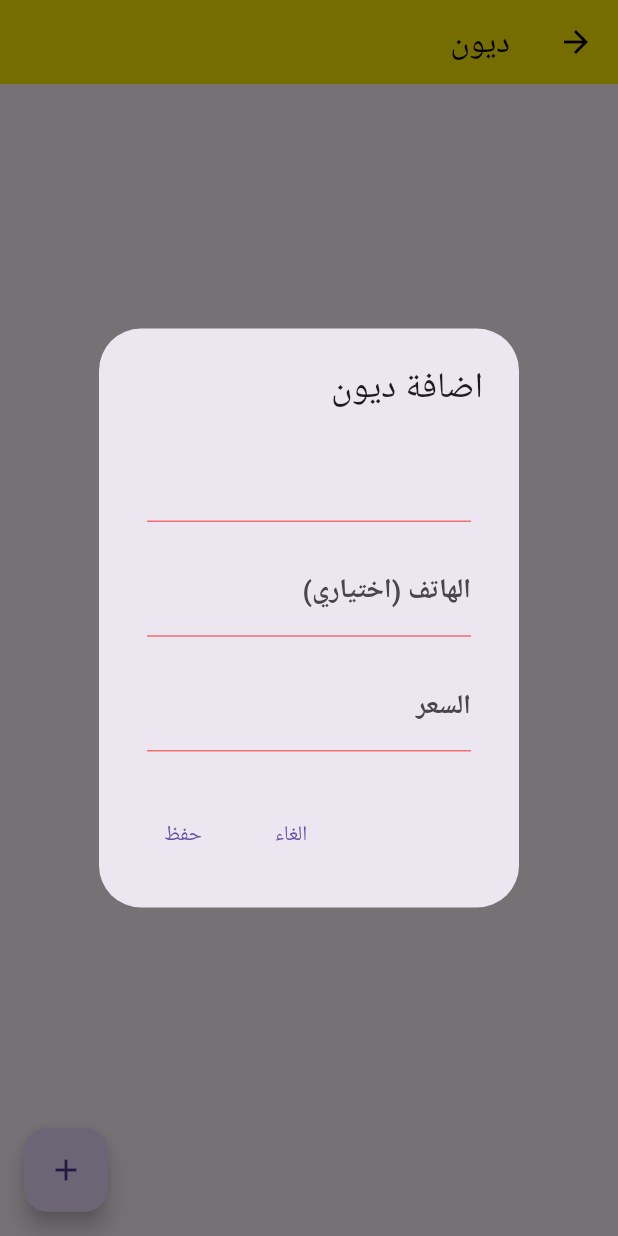
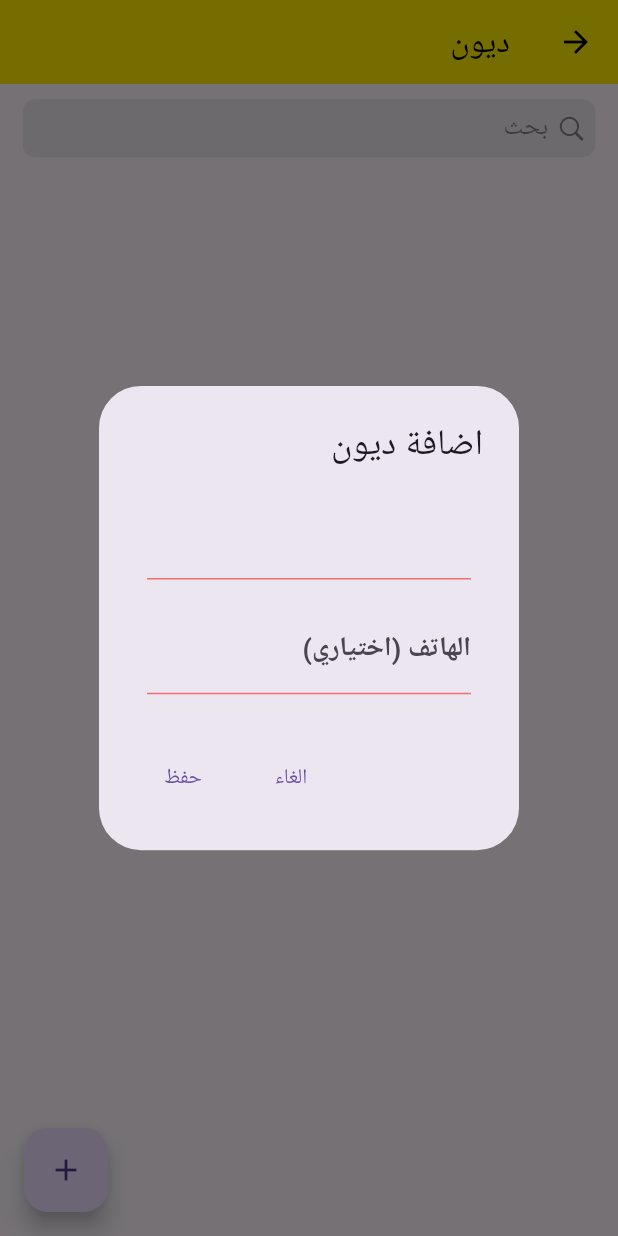
Before and after one commit to elesdody5/mydelivery_admin, a Flutter app: the DebtsScreen screen opened by its route, after a tap on the "add" icon, on a phone screen of 412 x 824 dp. Run offline on Flutter 3.47's test engine with Material 3 defaults, Android fonts, the phone set to English and light mode, and no system bars; drawn by our look-alikes of flutter_form_builder; our stand-ins replace audioplayers, cached_network_image, cloud_firestore, cool_alert, curved_navigation_bar, dio and 17 more; missing offline and left inert: android_alarm_manager_plus, dart:ffi, form_builder_image_picker, record; accounts and stored records are empty.

Commit message:
update debts_dialog.dart UI

```diff
--- a/features/debts/lib/debts/debts_screen.dart
+++ b/features/debts/lib/debts/debts_screen.dart
@@ -4,6 +4,7 @@ import 'package:flutter/material.dart';
 import 'package:get/get.dart';
 import 'package:widgets/future_with_loading_progress.dart';
 import 'package:provider/provider.dart';
+import 'package:widgets/search_widget.dart';
 import '../domain/model/debt.dart';
 import 'debts_provider.dart';
 import 'widgets/debts_dialog.dart';
@@ -58,15 +59,26 @@ class DebtsScreen extends StatelessWidget {
         body: FutureWithLoadingProgress(
             future: provider.getAllDebts,
             child: Consumer<DebtsProvider>(
-              builder: (_, provider, child) => ListView.separated(
+              builder: (_, provider, child) => Column(
+                children: [
+                  Padding(
+                    padding: const EdgeInsets.symmetric(
+                        horizontal: 15, vertical: 10),
+                    child: SearchWidget(search: provider.search),
+                  ),
+                  Expanded(
+                    child: ListView.separated(
                         separatorBuilder: (context, index) => const Divider(
                               thickness: 1,
                             ),
-                  itemCount: provider.debts.length,
+                        itemCount: provider.filteredDebts.length,
                         itemBuilder: (context, index) => DebtsListItem(
-                      debt: provider.debts[index],
+                            debt: provider.filteredDebts[index],
                             onTap: (debt) => onDebtsListTap(provider, debt),
                             onLongPress: (debt) => _showAlertDialog(provider, debt))),
+                  ),
+                ],
+              ),
             )));
   }
 }
--- a/features/debts/lib/debts/widgets/debts_dialog.dart
+++ b/features/debts/lib/debts/widgets/debts_dialog.dart
@@ -55,17 +55,6 @@ class DebtsDialog extends StatelessWidget {
                   decoration: formInputDecoration(label: "${"phone".tr} (${"optional".tr})" ),
                 ),
               ),
-              Padding(
-                padding: const EdgeInsets.all(8.0),
-                child: FormBuilderTextField(
-                  name: 'price',
-                  keyboardType: TextInputType.number,
-                  validator: FormBuilderValidators.required(),
-                  onSaved: (String? price) =>
-                      debt.totalAmount = double.parse(price ?? "0"),
-                  decoration: formInputDecoration(label: 'price'.tr),
-                ),
-              ),
             ],
           )),
       actions: [
--- a/features/delivery/lib/deliverd_orders/delivered_quick_orders/delivered_quick_orders_provider.dart
+++ b/features/delivery/lib/deliverd_orders/delivered_quick_orders/delivered_quick_orders_provider.dart
@@ -51,6 +51,8 @@ class DeliveredQuickOrdersProvider extends BaseProvider {
     filteredOrders = filteredOrders
         .where((element) => _inRange(element.dateTime, dateTime))
         .toList();
+    getOrdersCount();
+    getTotalPrice();
     notifyListeners();
   }
 
@@ -74,7 +76,7 @@ class DeliveredQuickOrdersProvider extends BaseProvider {
 
   void updateOrdersStatus() async {
     isLoading.value = true;
-    List<String> ordersId = _orders.map((order) => order.id ?? "").toList();
+    List<String> ordersId = filteredOrders.map((order) => order.id ?? "").toList();
     await _repository.updateQuickOrdersStatus(ordersId);
     isLoading.value = false;
     filteredOrders.clear();
```
Also changed, not shown: features/debts/lib/debts/debts_provider.dart (+24 -6 lines). Lines whose indentation alone changed are shown as unchanged.
